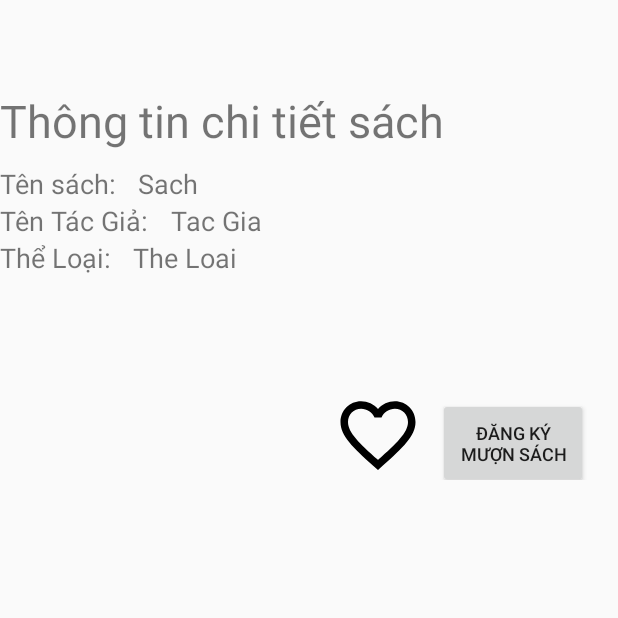
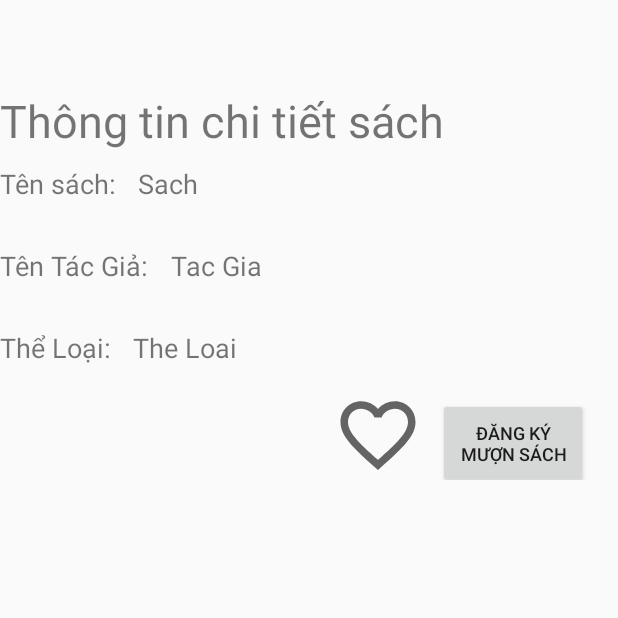
Before and after one commit to tangtuan16/Library, an Android app: the BookDetailActivity screen opened directly, with no data from a screen before it, on a phone screen of 412 x 824 dp, the top half of it. Run offline under Robolectric (Android 15) with nearby library versions, the phone set to English and light mode, and no system bars.

Commit message:
chinh sua lai thu vien sach cho dep

```diff
--- a/app/src/main/java/com/example/Contracts/BookContract.java
+++ b/app/src/main/java/com/example/Contracts/BookContract.java
@@ -31,6 +31,8 @@ public interface BookContract {
             void showSuccess(String mess);
 
             void showError(String mess);
+
+            void displayGridBook(List<Book> list);
         }
         //detail book cua khoi
         interface DetailBookView {
--- a/app/src/main/java/com/example/Presenters/BookPresenter.java
+++ b/app/src/main/java/com/example/Presenters/BookPresenter.java
@@ -36,6 +36,10 @@ public class BookPresenter implements BookContract.Presenter.HomePresenter {
         List<Book> books = repository.getAllBooks();//lay data
         libraryView.displayBook(books);// tra data ve man hien thi
     }
+    public void loadGridBook() {
+        List<Book> books = repository.getAllBooks();//lay data
+        libraryView.displayGridBook(books);// tra data ve man hien thi
+    }
 
     public void loadPopularBooks() {
         List<Book> popularBooks = repository.getPopularBooks();
--- a/app/src/main/java/com/example/Views/Activitys/SearchActivity.java
+++ b/app/src/main/java/com/example/Views/Activitys/SearchActivity.java
@@ -118,6 +118,11 @@ public class SearchActivity extends AppCompatActivity implements BookContract.Vi
         Toast.makeText(this, mess, Toast.LENGTH_SHORT).show();
     }
 
+    @Override
+    public void displayGridBook(List<Book> books) {
+
+    }
+
     public void hideLinearSearch() {
         linearLayout.animate().alpha(0.0f).setDuration(200).withEndAction(() -> linearLayout.setVisibility(View.GONE));
     }
--- /dev/null
+++ b/app/src/main/res/drawable/baseline_dehaze_24.xml
@@ -0,0 +1,5 @@
+<vector xmlns:android="http://schemas.android.com/apk/res/android" android:alpha="0.9" android:height="24dp" android:tint="#000000" android:viewportHeight="24" android:viewportWidth="24" android:width="24dp">
+
+    <path android:fillColor="@android:color/white" android:pathData="M2,15.5v2h20v-2L2,15.5zM2,10.5v2h20v-2L2,10.5zM2,5.5v2h20v-2L2,5.5z"/>
+
+</vector>
--- a/app/src/main/res/drawable/baseline_favorite_border_24.xml
+++ b/app/src/main/res/drawable/baseline_favorite_border_24.xml
@@ -1,4 +1,4 @@
-<vector xmlns:android="http://schemas.android.com/apk/res/android" android:height="24dp" android:tint="#000000" android:viewportHeight="24" android:viewportWidth="24" android:width="24dp">
+<vector xmlns:android="http://schemas.android.com/apk/res/android" android:alpha="0.6" android:height="24dp" android:tint="#000000" android:viewportHeight="24" android:viewportWidth="24" android:width="24dp">
 
     <path android:fillColor="@android:color/white" android:pathData="M16.5,3c-1.74,0 -3.41,0.81 -4.5,2.09C10.91,3.81 9.24,3 7.5,3 4.42,3 2,5.42 2,8.5c0,3.78 3.4,6.86 8.55,11.54L12,21.35l1.45,-1.32C18.6,15.36 22,12.28 22,8.5 22,5.42 19.58,3 16.5,3zM12.1,18.55l-0.1,0.1 -0.1,-0.1C7.14,14.24 4,11.39 4,8.5 4,6.5 5.5,5 7.5,5c1.54,0 3.04,0.99 3.57,2.36h1.87C13.46,5.99 14.96,5 16.5,5c2,0 3.5,1.5 3.5,3.5 0,2.89 -3.14,5.74 -7.9,10.05z"/>
 
--- /dev/null
+++ b/app/src/main/res/drawable/baseline_grid_view_24.xml
@@ -0,0 +1,5 @@
+<vector xmlns:android="http://schemas.android.com/apk/res/android" android:alpha="0.9" android:height="24dp" android:tint="#000000" android:viewportHeight="24" android:viewportWidth="24" android:width="24dp">
+
+    <path android:fillColor="@android:color/white" android:fillType="evenOdd" android:pathData="M3,3v8h8L11,3L3,3zM9,9L5,9L5,5h4v4zM3,13v8h8v-8L3,13zM9,19L5,19v-4h4v4zM13,3v8h8L21,3h-8zM19,9h-4L15,5h4v4zM13,13v8h8v-8h-8zM19,19h-4v-4h4v4z"/>
+
+</vector>
--- /dev/null
+++ b/app/src/main/res/drawable/baseline_image_search_24.xml
@@ -0,0 +1,5 @@
+<vector xmlns:android="http://schemas.android.com/apk/res/android" android:alpha="0.9" android:height="10dp" android:tint="#000000" android:viewportHeight="24" android:viewportWidth="24" android:width="10dp">
+
+    <path android:fillColor="@android:color/white" android:pathData="M18,13v7L4,20L4,6h5.02c0.05,-0.71 0.22,-1.38 0.48,-2L4,4c-1.1,0 -2,0.9 -2,2v14c0,1.1 0.9,2 2,2h14c1.1,0 2,-0.9 2,-2v-5l-2,-2zM16.5,18h-11l2.75,-3.53 1.96,2.36 2.75,-3.54zM19.3,8.89c0.44,-0.7 0.7,-1.51 0.7,-2.39C20,4.01 17.99,2 15.5,2S11,4.01 11,6.5s2.01,4.5 4.49,4.5c0.88,0 1.7,-0.26 2.39,-0.7L21,13.42 22.42,12 19.3,8.89zM15.5,9C14.12,9 13,7.88 13,6.5S14.12,4 15.5,4 18,5.12 18,6.5 16.88,9 15.5,9z"/>
+
+</vector>
--- a/app/src/main/res/layout/activity_book_detail.xml
+++ b/app/src/main/res/layout/activity_book_detail.xml
@@ -10,8 +10,8 @@
         android:layout_marginTop="60dp"
         android:fontFamily="sans-serif"
         android:text="Thông tin chi tiết sách"
-        android:textSize="30sp">
-    </TextView>
+        android:textSize="30sp" />
+
 
     <LinearLayout
         android:layout_width="match_parent"
@@ -32,109 +32,100 @@
                 <TextView
                     android:layout_width="wrap_content"
                     android:layout_height="wrap_content"
-                    android:textSize="18sp"
-                    android:text="Tên sách: ">
-                </TextView>
+                    android:text="Tên sách: "
+                    android:textSize="18sp" />
 
                 <TextView
                     android:id="@+id/title"
                     android:layout_width="wrap_content"
                     android:layout_height="wrap_content"
                     android:layout_marginLeft="10dp"
-                    android:textSize="18sp"
-                    android:text="Sach">
-                </TextView>
+                    android:text="Sach"
+                    android:textSize="18sp" />
             </LinearLayout>
 
             <LinearLayout
                 android:layout_width="wrap_content"
+                android:layout_height="wrap_content"
+                android:layout_marginTop="30dp"
+                android:orientation="horizontal">
+
+                <TextView
+                    android:layout_width="wrap_content"
+                    android:layout_height="wrap_content"
+
+                    android:text="Tên Tác Giả: "
+                    android:textSize="18sp" />
+
+                <TextView
+                    android:id="@+id/author"
+                    android:layout_width="wrap_content"
+                    android:layout_height="wrap_content"
+                    android:layout_marginLeft="10dp"
+                    android:text="Tac Gia"
+                    android:textSize="18sp" />
+            </LinearLayout>
+
+            <LinearLayout
+                android:layout_width="wrap_content"
+                android:layout_marginTop="30dp"
                 android:layout_height="wrap_content"
                 android:orientation="horizontal">
 
                 <TextView
                     android:layout_width="wrap_content"
                     android:layout_height="wrap_content"
-                    android:textSize="18sp"
-                    android:text="Tên Tác Giả: ">
-                </TextView>
-
-                <TextView
-                    android:id="@+id/author"
-                    android:layout_width="wrap_content"
-                    android:layout_height="wrap_content"
-                    android:textSize="18sp"
-                    android:layout_marginLeft="10dp"
-                    android:text="Tac Gia">
-                </TextView>
-            </LinearLayout>
-
-            <LinearLayout
-                android:layout_width="wrap_content"
-                android:layout_height="wrap_content"
-                android:orientation="horizontal">
-
-                <TextView
-                    android:layout_width="wrap_content"
-                    android:layout_height="wrap_content"
-                    android:textSize="18sp"
-                    android:text="Thể Loại: ">
-                </TextView>
+                    android:text="Thể Loại: "
+                    android:textSize="18sp" />
 
                 <TextView
                     android:id="@+id/category"
                     android:layout_width="wrap_content"
                     android:layout_height="wrap_content"
-                    android:textSize="18sp"
+                    android:layout_marginLeft="10dp"
 
-                    android:layout_marginLeft="10dp"
-                    android:text="The Loai">
-                </TextView>
+                    android:text="The Loai"
+                    android:textSize="18sp" />
             </LinearLayout>
         </LinearLayout>
 
         <LinearLayout
             android:layout_width="match_parent"
             android:layout_height="wrap_content"
+            android:layout_marginEnd="20dp"
             android:gravity="right">
 
             <ImageView
                 android:id="@+id/imgAvt"
                 android:layout_width="100dp"
-                android:layout_height="150dp">
-
-            </ImageView>
+                android:layout_height="150dp" />
         </LinearLayout>
 
     </LinearLayout>
 
     <LinearLayout
-        android:gravity="right"
         android:layout_width="match_parent"
         android:layout_height="wrap_content"
-        >
+        android:gravity="right">
 
         <CheckBox
 
             android:layout_width="60dp"
             android:layout_height="60dp"
+            android:layout_marginEnd="10dp"
             android:background="@drawable/heart_shape"
+            android:button="@null"
             android:checked="false"
-            android:button="@null"
-            android:layout_marginEnd="10dp"
-            android:textSize="10sp">
-
-        </CheckBox>
+            android:textSize="10sp" />
 
         <Button
             android:id="@+id/btnBorrow"
             android:layout_width="100dp"
             android:layout_height="60dp"
+            android:layout_marginEnd="20dp"
             android:breakStrategy="high_quality"
             android:text="Đăng Ký Mượn Sách"
-            android:layout_marginEnd="20dp"
-            android:textSize="12sp">
-
-        </Button>
+            android:textSize="12sp" />
     </LinearLayout>
 
 </LinearLayout>
--- a/gradle/libs.versions.toml
+++ b/gradle/libs.versions.toml
@@ -1,5 +1,5 @@
 [versions]
-agp = "8.5.2"
+agp = "8.6.0"
 junit = "4.13.2"
 junitVersion = "1.2.1"
 espressoCore = "3.6.1"
```
Also changed, not shown: app/src/main/java/com/example/Views/Fragments/LibraryFragment.java (+55 -5 lines), app/src/main/res/layout/activity_popup_search.xml (added, +72 -0 lines), app/src/main/res/layout/book_item.xml (+13 -7 lines), app/src/main/res/layout/library_fragment.xml (+51 -0 lines).
